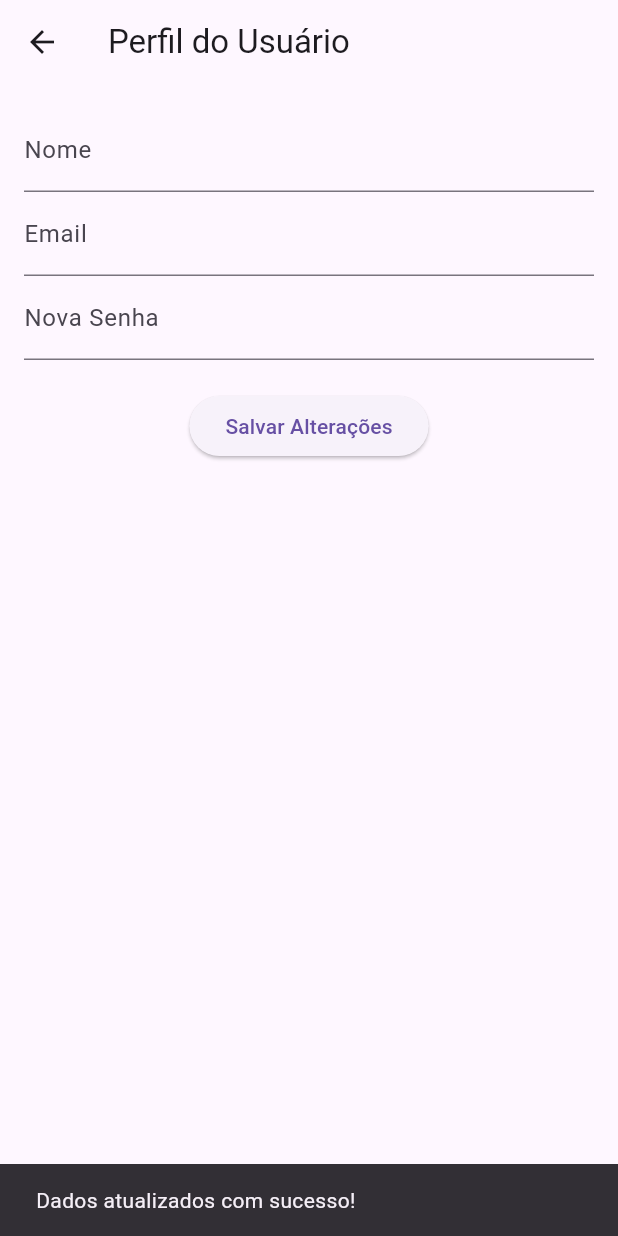
After one commit to RodrigoLodi/fuel_manager, a Flutter app: the TelaPerfil screen opened by its route, after a tap on "Salvar Alterações", on a phone screen of 412 x 824 dp. The commit adds this screen. Run offline on Flutter 3.47's test engine with Material 3 defaults, Android fonts, the phone set to English and light mode, and no system bars; our stand-ins replace cloud_firestore, firebase_auth, firebase_core; accounts and stored records are empty; statements that could not run were skipped.

Commit message:
UPDATE adicionar opção de alterar o perfil

```diff
--- a/lib/main.dart
+++ b/lib/main.dart
@@ -9,6 +9,7 @@ import 'screens/read_veiculo.dart';
 import 'screens/create_abastecimento.dart';
 import 'screens/read_abastecimento.dart';
 import 'screens/detalhes_veiculo.dart';
+import 'screens/perfil.dart';
 
 void main() async {
   WidgetsFlutterBinding.ensureInitialized();
@@ -37,6 +38,7 @@ class GerenciadorAbastecimento extends StatelessWidget {
         '/meusVeiculos': (context) => TelaListaVeiculos(),
         '/adicionarAbastecimento': (context) => TelaAdicionarAbastecimento(),
         '/historicoAbastecimentos': (context) => TelaHistoricoAbastecimentos(),
+        '/perfil': (context) => TelaPerfil(),
       },
     );
   }
--- a/lib/screens/home.dart
+++ b/lib/screens/home.dart
@@ -1,7 +1,26 @@
 import 'package:flutter/material.dart';
 import 'package:firebase_auth/firebase_auth.dart';
+import 'package:cloud_firestore/cloud_firestore.dart';
 
 class TelaPrincipal extends StatelessWidget {
+  Future<String> _buscarNomeUsuario() async {
+    final userId = FirebaseAuth.instance.currentUser?.uid;
+
+    if (userId != null) {
+      final snapshot = await FirebaseFirestore.instance
+          .collection('usuarios')
+          .doc(userId)
+          .get();
+
+      if (snapshot.exists) {
+        final dados = snapshot.data() as Map<String, dynamic>;
+        return dados['nome'] ?? 'Nome do Usuário';
+      }
+    }
+
+    return 'Nome do Usuário';
+  }
+
   @override
   Widget build(BuildContext context) {
     return Scaffold(
@@ -13,7 +32,18 @@ class TelaPrincipal extends StatelessWidget {
           padding: EdgeInsets.zero,
           children: [
             UserAccountsDrawerHeader(
-              accountName: Text('Nome do Usuário'),
+              accountName: FutureBuilder<String>(
+                future: _buscarNomeUsuario(),
+                builder: (context, snapshot) {
+                  if (snapshot.connectionState == ConnectionState.waiting) {
+                    return Text('Carregando...');
+                  } else if (snapshot.hasError) {
+                    return Text('Erro ao carregar nome');
+                  } else {
+                    return Text(snapshot.data ?? 'Nome do Usuário');
+                  }
+                },
+              ),
               accountEmail: Text(FirebaseAuth.instance.currentUser?.email ?? 'Sem email'),
               currentAccountPicture: CircleAvatar(
                 backgroundColor: Colors.white,
--- /dev/null
+++ b/lib/screens/perfil.dart
@@ -0,0 +1,125 @@
+import 'package:flutter/material.dart';
+import 'package:firebase_auth/firebase_auth.dart';
+import 'package:cloud_firestore/cloud_firestore.dart';
+
+class TelaPerfil extends StatefulWidget {
+  @override
+  _TelaPerfilState createState() => _TelaPerfilState();
+}
+
+class _TelaPerfilState extends State<TelaPerfil> {
+  final _nomeController = TextEditingController();
+  final _emailController = TextEditingController();
+  final _senhaController = TextEditingController();
+  bool _isLoading = false;
+
+  @override
+  void initState() {
+    super.initState();
+    _carregarDadosUsuario();
+  }
+
+  Future<void> _carregarDadosUsuario() async {
+    setState(() {
+      _isLoading = true;
+    });
+
+    try {
+      final user = FirebaseAuth.instance.currentUser;
+
+      if (user != null) {
+        _emailController.text = user.email ?? '';
+
+        final snapshot = await FirebaseFirestore.instance
+            .collection('usuarios')
+            .doc(user.uid)
+            .get();
+
+        if (snapshot.exists) {
+          final dados = snapshot.data()!;
+          _nomeController.text = dados['nome'] ?? '';
+        }
+      }
+    } catch (e) {
+      print("Erro ao carregar dados do usuário: $e");
+    } finally {
+      setState(() {
+        _isLoading = false;
+      });
+    }
+  }
+
+  Future<void> _salvarAlteracoes() async {
+    setState(() {
+      _isLoading = true;
+    });
+
+    try {
+      final user = FirebaseAuth.instance.currentUser;
+
+      if (user != null) {
+        await FirebaseFirestore.instance
+            .collection('usuarios')
+            .doc(user.uid)
+            .set({'nome': _nomeController.text}, SetOptions(merge: true));
+
+        if (_emailController.text.isNotEmpty && _emailController.text != user.email) {
+          await user.updateEmail(_emailController.text);
+        }
+
+        if (_senhaController.text.isNotEmpty) {
+          await user.updatePassword(_senhaController.text);
+        }
+
+        ScaffoldMessenger.of(context).showSnackBar(
+          SnackBar(content: Text('Dados atualizados com sucesso!')),
+        );
+      }
+    } catch (e) {
+      print("Erro ao salvar alterações: $e");
+      ScaffoldMessenger.of(context).showSnackBar(
+        SnackBar(content: Text('Erro ao atualizar dados. Tente novamente.')),
+      );
+    } finally {
+      setState(() {
+        _isLoading = false;
+      });
+    }
+  }
+
+  @override
+  Widget build(BuildContext context) {
+    return Scaffold(
+      appBar: AppBar(
+        title: Text('Perfil do Usuário'),
+      ),
+      body: _isLoading
+          ? Center(child: CircularProgressIndicator())
+          : Padding(
+              padding: const EdgeInsets.all(16.0),
+              child: Column(
+                children: [
+                  TextField(
+                    controller: _nomeController,
+                    decoration: InputDecoration(labelText: 'Nome'),
+                  ),
+                  TextField(
+                    controller: _emailController,
+                    decoration: InputDecoration(labelText: 'Email'),
+                  ),
+                  TextField(
+                    controller: _senhaController,
+                    decoration: InputDecoration(labelText: 'Nova Senha'),
+                    obscureText: true,
+                  ),
+                  SizedBox(height: 20),
+                  ElevatedButton(
+                    onPressed: _salvarAlteracoes,
+                    child: Text('Salvar Alterações'),
+                  ),
+                ],
+              ),
+            ),
+    );
+  }
+}
```
